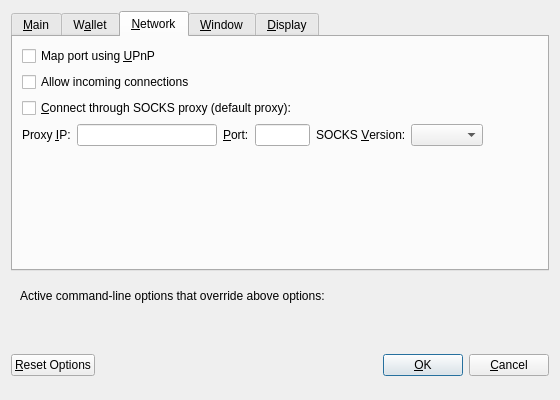
Before: the Qt Designer form src/qt/forms/optionsdialog.ui in DGCDev/digitalcoin, drawn with Qt 5.
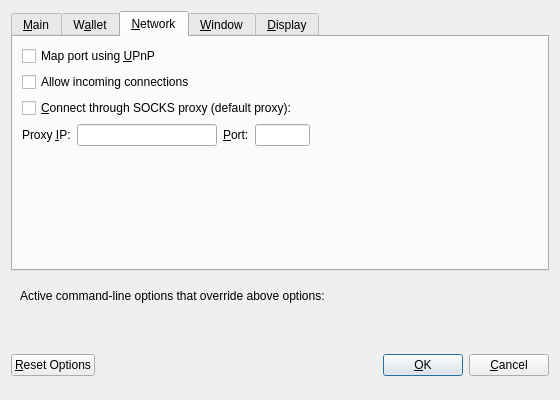
After: the same form once the commit is applied. The open tabs and pages were chosen to show the change. Custom widgets are drawn as their Qt base class.

Commit message: remove SOCKS4 support from core and GUI - no we support SOCKS5 only

Patch:
```diff
--- a/src/qt/forms/optionsdialog.ui
+++ b/src/qt/forms/optionsdialog.ui
@@ -328,27 +328,7 @@
            </property>
           </widget>
          </item>
-         <item>
-          <widget class="QLabel" name="socksVersionLabel">
-           <property name="text">
-            <string>SOCKS &amp;Version:</string>
-           </property>
-           <property name="textFormat">
-            <enum>Qt::PlainText</enum>
-           </property>
-           <property name="buddy">
-            <cstring>socksVersion</cstring>
-           </property>
-          </widget>
-         </item>
-         <item>
-          <widget class="QValueComboBox" name="socksVersion">
-           <property name="toolTip">
-            <string>SOCKS version of the proxy (e.g. 5)</string>
-           </property>
-          </widget>
-         </item>
-         <item>
+         <item>         
           <spacer name="horizontalSpacer_1_Network">
            <property name="orientation">
             <enum>Qt::Horizontal</enum>
```
The commit also changes 8 other files.
